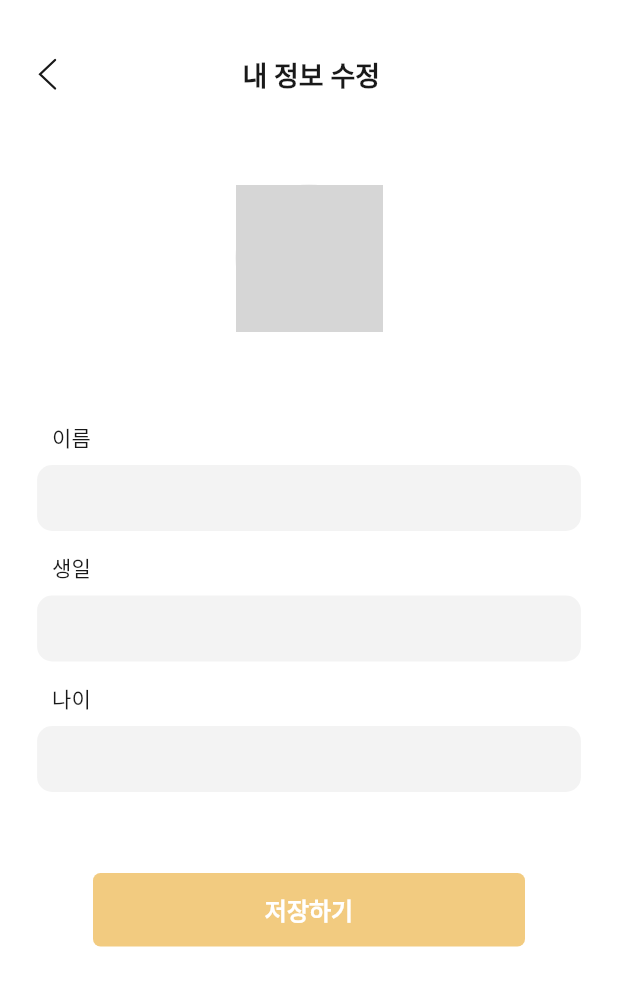
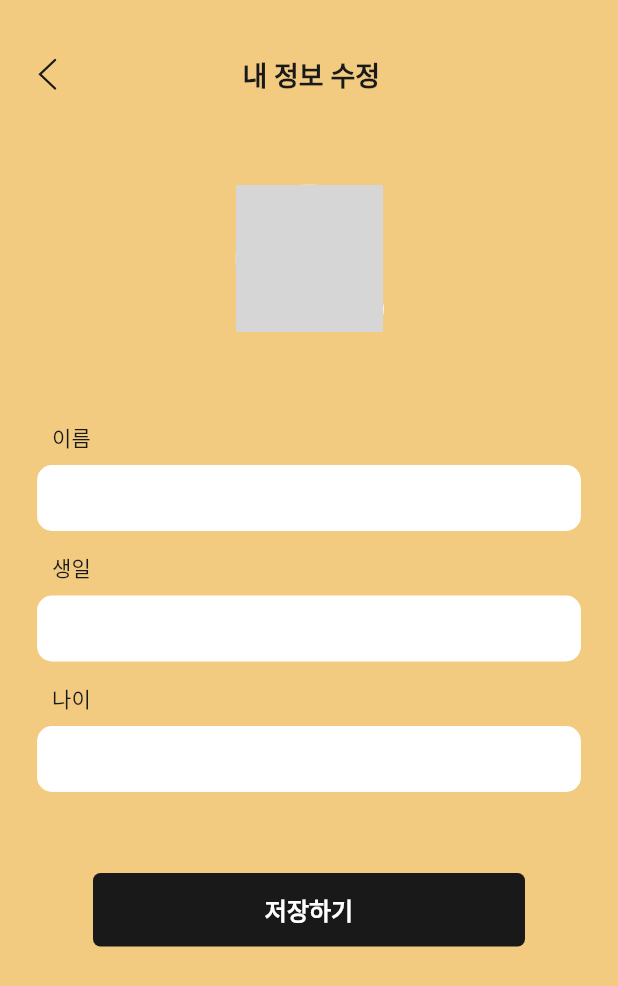
Before and after one commit to potato-club/meonghae_front, a Flutter app: the MyPageUserScreen screen opened directly, after a tap on "수정하기", on a phone screen of 412 x 824 dp. Shown: the top 986 px of the screen. Run offline on Flutter 3.47's test engine with Material 2 defaults, Android fonts, the phone set to English and light mode, and no system bars; our stand-ins replace carousel_slider, device_info, dio, dotted_border, file_picker, flutter_rating_stars and 5 more; missing offline and left inert: kakao_flutter_sdk_user, spinner_date_time_picker; accounts and stored records are empty; network calls fail; grey boxes are pictures that could not be loaded.

Commit message:
feat. MyPageUserScreen Publishing #58

```diff
--- a/lib/screens/my_page_user_screen.dart
+++ b/lib/screens/my_page_user_screen.dart
@@ -16,7 +16,7 @@ class _MyPageUserScreenState extends State<MyPageUserScreen> {
   @override
   Widget build(BuildContext context) {
     return Scaffold(
-      backgroundColor: CustomColor.white,
+      backgroundColor: CustomColor.brown1,
       body: SafeArea(
           child: SingleChildScrollView(
         child: Column(
@@ -61,7 +61,7 @@ class _MyPageUserScreenState extends State<MyPageUserScreen> {
                   shape: RoundedRectangleBorder(
                     borderRadius: BorderRadius.circular(5),
                   ),
-                  backgroundColor: CustomColor.brown1,
+                  backgroundColor: CustomColor.black2,
                   elevation: 0),
               onPressed: () {
                 setState(() => isEdit = !isEdit);
--- a/lib/widgets/my_page_user_screen/edit_user_info_widget.dart
+++ b/lib/widgets/my_page_user_screen/edit_user_info_widget.dart
@@ -63,7 +63,7 @@ class _EditUserInfoWidgetState extends State<EditUserInfoWidget> {
                   height: 44,
                   width: MediaQuery.of(context).size.width * 0.88,
                   decoration: BoxDecoration(
-                      color: CustomColor.ivory3,
+                      color: CustomColor.white,
                       borderRadius: BorderRadius.circular(10)),
                   child: TextField(
                     controller: _nameController,
@@ -86,7 +86,7 @@ class _EditUserInfoWidgetState extends State<EditUserInfoWidget> {
                   height: 44,
                   width: MediaQuery.of(context).size.width * 0.88,
                   decoration: BoxDecoration(
-                      color: CustomColor.ivory3,
+                      color: CustomColor.white,
                       borderRadius: BorderRadius.circular(10)),
                   child: TextField(
                     inputFormatters: [
@@ -112,7 +112,7 @@ class _EditUserInfoWidgetState extends State<EditUserInfoWidget> {
                   height: 44,
                   width: MediaQuery.of(context).size.width * 0.88,
                   decoration: BoxDecoration(
-                      color: CustomColor.ivory3,
+                      color: CustomColor.white,
                       borderRadius: BorderRadius.circular(10)),
                   child: TextField(
                     controller: _ageController,
--- a/lib/widgets/my_page_user_screen/show_user_info_widget.dart
+++ b/lib/widgets/my_page_user_screen/show_user_info_widget.dart
@@ -44,8 +44,8 @@ class _ShowUserInfoWidgetState extends State<ShowUserInfoWidget> {
           Container(
             width: 98,
             height: 98,
-            decoration: BoxDecoration(
-                shape: BoxShape.circle, color: CustomColor.ivory2),
+            decoration:
+                BoxDecoration(shape: BoxShape.circle, color: CustomColor.white),
             clipBehavior: Clip.hardEdge,
             child: image != null
                 ? Image.network(image!, fit: BoxFit.cover)
@@ -71,7 +71,7 @@ class _ShowUserInfoWidgetState extends State<ShowUserInfoWidget> {
                 height: 44,
                 width: MediaQuery.of(context).size.width * 0.88,
                 decoration: BoxDecoration(
-                    color: CustomColor.ivory3,
+                    color: CustomColor.white,
                     borderRadius: BorderRadius.circular(10)),
                 child: Padding(
                   padding: const EdgeInsets.symmetric(horizontal: 10),
@@ -97,7 +97,7 @@ class _ShowUserInfoWidgetState extends State<ShowUserInfoWidget> {
                 height: 44,
                 width: MediaQuery.of(context).size.width * 0.88,
                 decoration: BoxDecoration(
-                    color: CustomColor.ivory3,
+                    color: CustomColor.white,
                     borderRadius: BorderRadius.circular(10)),
                 child: Padding(
                   padding: const EdgeInsets.symmetric(horizontal: 10),
@@ -123,7 +123,7 @@ class _ShowUserInfoWidgetState extends State<ShowUserInfoWidget> {
                 height: 44,
                 width: MediaQuery.of(context).size.width * 0.88,
                 decoration: BoxDecoration(
-                    color: CustomColor.ivory3,
+                    color: CustomColor.white,
                     borderRadius: BorderRadius.circular(10)),
                 child: Padding(
                   padding: const EdgeInsets.symmetric(horizontal: 10),
```
